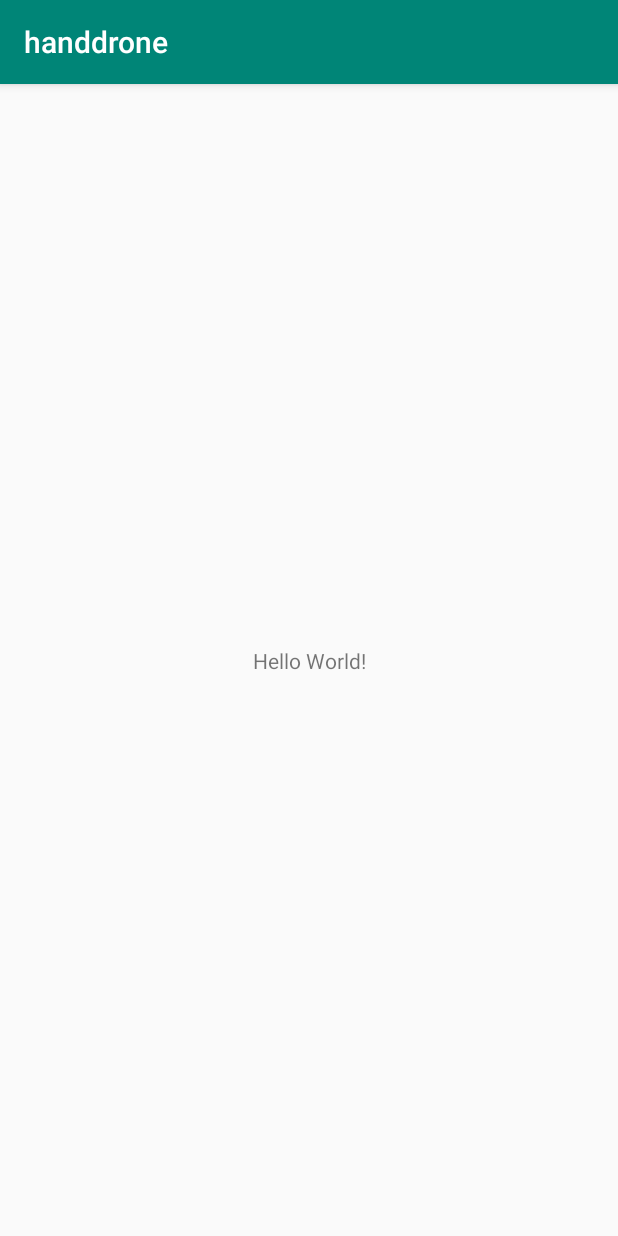
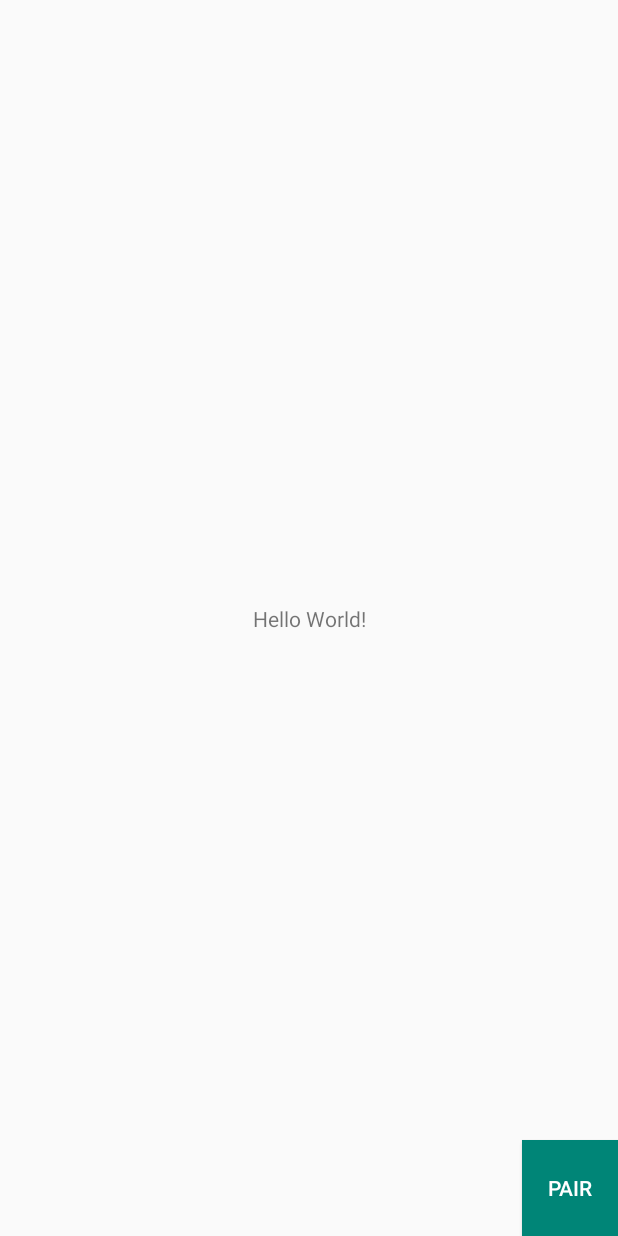
Before and after one commit to chloerDXN/hand_drone, an Android app: the screen it shows after launch (MainActivity), on a phone screen of 412 x 824 dp. Run offline under Robolectric (Android 15) with nearby library versions, the light colour scheme and no system bars.

Commit message:
Tablet basic interactions

```diff
--- a/mobile/src/main/AndroidManifest.xml
+++ b/mobile/src/main/AndroidManifest.xml
@@ -1,5 +1,6 @@
 <?xml version="1.0" encoding="utf-8"?>
 <manifest xmlns:android="http://schemas.android.com/apk/res/android"
+    xmlns:tools="http://schemas.android.com/tools"
     package="epfl.handdrone">
 
     <uses-permission android:name="android.permission.WAKE_LOCK" />
@@ -10,7 +11,8 @@
         android:label="@string/app_name"
         android:roundIcon="@mipmap/ic_launcher_round"
         android:supportsRtl="true"
-        android:theme="@style/AppTheme">
+        android:theme="@style/Theme.AppCompat.Light.NoActionBar"
+        tools:ignore="GoogleAppIndexingWarning">
         <activity android:name=".MainActivity">
             <intent-filter>
                 <action android:name="android.intent.action.MAIN" />
@@ -18,6 +20,8 @@
                 <category android:name="android.intent.category.LAUNCHER" />
             </intent-filter>
         </activity>
+        <activity android:name=".ConnectActivity" />
+        <activity android:name=".StatusActivity" />
     </application>
 
 </manifest>
--- a/mobile/src/main/java/epfl/handdrone/MainActivity.java
+++ b/mobile/src/main/java/epfl/handdrone/MainActivity.java
@@ -1,7 +1,11 @@
 package epfl.handdrone;
 
+import android.content.Intent;
 import android.support.v7.app.AppCompatActivity;
 import android.os.Bundle;
+import android.util.Log;
+import android.view.View;
+import android.widget.Button;
 
 public class MainActivity extends AppCompatActivity {
 
@@ -9,5 +13,19 @@ public class MainActivity extends AppCompatActivity {
     protected void onCreate(Bundle savedInstanceState) {
         super.onCreate(savedInstanceState);
         setContentView(R.layout.activity_main);
+
+        //Log.v(TAG, "Hello world!");
+
+        Button rButton = findViewById(R.id.ConnectButton);
+        rButton.setOnClickListener(new View.OnClickListener() {
+            @Override
+            public void onClick(View v) {
+                Intent intentConnect = new Intent(MainActivity.this, ConnectActivity
+                        .class);
+                startActivity(intentConnect);
+            }
+        });
     }
+
+
 }
--- a/mobile/src/main/res/layout/activity_main.xml
+++ b/mobile/src/main/res/layout/activity_main.xml
@@ -15,4 +15,15 @@
         app:layout_constraintRight_toRightOf="parent"
         app:layout_constraintTop_toTopOf="parent" />
 
+    <Button
+        android:id="@+id/ConnectButton"
+        style="@style/Widget.AppCompat.Button.Colored"
+        android:layout_width="64dp"
+        android:layout_height="64dp"
+
+        android:layout_weight="1"
+        android:background="@color/colorPrimary"
+        android:text="@string/Pair"
+        app:layout_constraintBottom_toBottomOf="parent"
+        app:layout_constraintRight_toRightOf="parent" />
 </android.support.constraint.ConstraintLayout>
--- a/mobile/src/main/res/values/strings.xml
+++ b/mobile/src/main/res/values/strings.xml
@@ -1,3 +1,5 @@
 <resources>
-    <string name="app_name">handdrone</string>
+    <string name="app_name">Handdrone</string>
+    <string name="Pair">Pair</string>
+    <string name="action_favorite">++</string>
 </resources>
--- a/wear/src/main/java/epfl/handdrone/MainActivity.java
+++ b/wear/src/main/java/epfl/handdrone/MainActivity.java
@@ -2,6 +2,7 @@ package epfl.handdrone;
 
 import android.os.Bundle;
 import android.support.wearable.activity.WearableActivity;
+import android.view.View;
 import android.widget.TextView;
 
 public class MainActivity extends WearableActivity {
@@ -18,4 +19,8 @@ public class MainActivity extends WearableActivity {
         // Enables Always-on
         setAmbientEnabled();
     }
+
+    public void clickedConnectButtonXmlCallback(View view) {
+
+    }
 }
```
Also changed, not shown: mobile/src/main/java/epfl/handdrone/ConnectActivity.java (added, +19 -0 lines), mobile/src/main/java/epfl/handdrone/StatusActivity.java (added, +8 -0 lines), mobile/src/main/res/layout-v21/activity_connect.xml (added, +19 -0 lines), mobile/src/main/res/layout/activity_connect.xml (added, +19 -0 lines).
